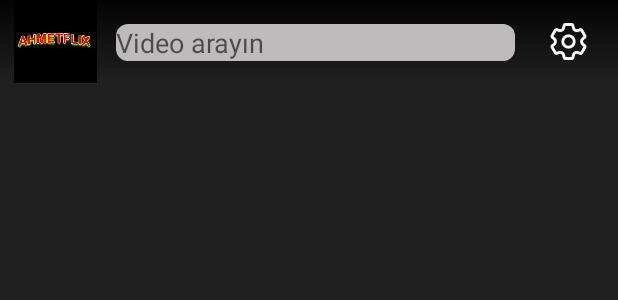
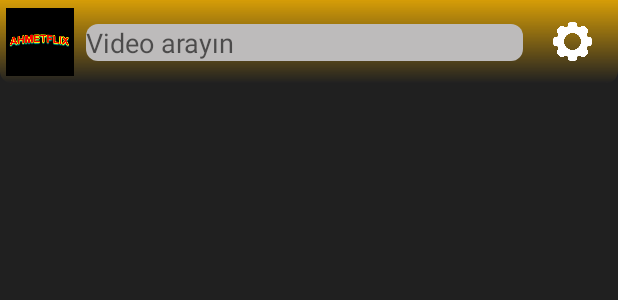
Before and after one commit to 19atlas/AHMETFLIX-kaynak-kodlari, an Android app: the layout activity_main.xml on its own in the app's theme, with its tools: preview values and no code run, on a phone screen of 412 x 824 dp. Shown: the top 300 px of the screen. Run offline under Robolectric (Android 15) with nearby library versions, the phone set to English and light mode, and no system bars.

Commit message:
new uptate to 1.1

```diff
--- a/AHMETFLIX/app/build.gradle
+++ b/AHMETFLIX/app/build.gradle
@@ -12,8 +12,7 @@ android {
         minSdk 24
         targetSdk 32
         versionCode 1
-        versionName "ver:1.0"
-
+        versionName "ver:1.1"
         testInstrumentationRunner "androidx.test.runner.AndroidJUnitRunner"
     }
 
--- a/AHMETFLIX/app/src/main/AndroidManifest.xml
+++ b/AHMETFLIX/app/src/main/AndroidManifest.xml
@@ -1,11 +1,9 @@
 <?xml version="1.0" encoding="utf-8"?>
 <manifest xmlns:android="http://schemas.android.com/apk/res/android"
     package="com.dtw.ahmetflix">
-
     <uses-permission android:name="android.permission.INTERNET" />
     <uses-permission android:name="android.permission.ACCESS_WIFI_STATE" />
     <uses-permission android:name="android.permission.CHANGE_WIFI_MULTICAST_STATE" />
-
     <application
         android:allowBackup="true"
         android:icon="@mipmap/ic_launcher"
@@ -35,5 +33,4 @@
             android:exported="false"
             android:screenOrientation="portrait" />
     </application>
-
 </manifest>
--- a/AHMETFLIX/app/src/main/java/com/dtw/ahmetflix/MainActivity.java
+++ b/AHMETFLIX/app/src/main/java/com/dtw/ahmetflix/MainActivity.java
@@ -1,14 +1,11 @@
 package com.dtw.ahmetflix;
-import androidx.appcompat.app.AppCompatActivity;
-
 import android.content.Intent;
 import android.os.Bundle;
-import android.view.View;
 import android.widget.EditText;
 import android.widget.ImageView;
 import android.widget.Toast;
+import androidx.appcompat.app.AppCompatActivity;
 
-import java.util.Objects;
 public class MainActivity extends AppCompatActivity {
     ImageView settings;
     EditText videobulucu;
@@ -20,6 +17,7 @@ public class MainActivity extends AppCompatActivity {
         setContentView(R.layout.activity_main);
         settings = findViewById(R.id.settings);
         videobulucu = findViewById(R.id.videobulucu);
+        getSupportActionBar().hide();
         settings.setOnClickListener(view -> {
             Intent git = new Intent(MainActivity.this,SettingsActivity.class);
             startActivity(git);
--- a/AHMETFLIX/app/src/main/java/com/dtw/ahmetflix/SignInActivity.java
+++ b/AHMETFLIX/app/src/main/java/com/dtw/ahmetflix/SignInActivity.java
@@ -38,6 +38,7 @@ public class SignInActivity extends AppCompatActivity {
         btnGoogle = findViewById(R.id.btnGoogle);
         ImageViewke = findViewById(R.id.ImageViewke);
         auth = FirebaseAuth.getInstance();
+        getSupportActionBar().hide();
         progressDialog = new ProgressDialog(SignInActivity.this);
         progressDialog.setTitle("AHMETFLIX Hesap Sistemi");
         progressDialog.setMessage("Hesap bulunuyor...");
--- a/AHMETFLIX/app/src/main/java/com/dtw/ahmetflix/SignUpActivity.java
+++ b/AHMETFLIX/app/src/main/java/com/dtw/ahmetflix/SignUpActivity.java
@@ -51,6 +51,7 @@ public class SignUpActivity extends AppCompatActivity {
         analytics = FirebaseAnalytics.getInstance(this);
         database = FirebaseDatabase.getInstance();
         auth = FirebaseAuth.getInstance();
+        getSupportActionBar().hide();
         alertDialog = new AlertDialog.Builder(SignUpActivity.this);
         alertDialog.setTitle("AHMETFLIX Hesap Sistemi");
         alertDialog.setCancelable(false);
--- a/AHMETFLIX/app/src/main/res/drawable/actionbarmain.xml
+++ /dev/null
@@ -1,4 +0,0 @@
-<?xml version="1.0" encoding="utf-8"?>
-<shape xmlns:android="http://schemas.android.com/apk/res/android">
-    <gradient android:angle="250" android:startColor="#E6000000" android:endColor="#63232323"/>
-</shape>
--- /dev/null
+++ b/AHMETFLIX/app/src/main/res/drawable/mainbackgraund.xml
@@ -0,0 +1,5 @@
+<?xml version="1.0" encoding="utf-8"?>
+<shape xmlns:android="http://schemas.android.com/apk/res/android">
+    <gradient android:angle="90" android:startColor="#4D232323" android:endColor="@color/sarım"/>
+    <corners android:bottomLeftRadius="8dp" android:bottomRightRadius="8dp"/>
+</shape>
--- a/AHMETFLIX/app/src/main/res/layout/activity_main.xml
+++ b/AHMETFLIX/app/src/main/res/layout/activity_main.xml
@@ -1,5 +1,5 @@
 <?xml version="1.0" encoding="utf-8"?>
-<LinearLayout xmlns:android="http://schemas.android.com/apk/res/android"
+<androidx.constraintlayout.widget.ConstraintLayout xmlns:android="http://schemas.android.com/apk/res/android"
     xmlns:app="http://schemas.android.com/apk/res-auto"
     xmlns:tools="http://schemas.android.com/tools"
     android:layout_width="match_parent"
@@ -8,40 +8,45 @@
     android:background="@color/blackimsi">
     <LinearLayout
         android:layout_width="match_parent"
-        android:layout_height="?actionBarSize"
-        android:background="@drawable/actionbarmain"
-        android:orientation="horizontal">
+        android:layout_height="wrap_content"
+        android:background="@drawable/mainbackgraund"
+        android:gravity="center_horizontal"
+        android:orientation="horizontal"
+        app:layout_constraintEnd_toEndOf="parent"
+        app:layout_constraintStart_toStartOf="parent"
+        app:layout_constraintTop_toTopOf="parent">
+
         <ImageView
             android:id="@+id/ahmetflix"
-            android:layout_width="65dp"
+            android:layout_width="45dp"
             android:layout_height="55dp"
-            android:src="@drawable/applogo"
-            android:layout_marginStart="4dp"/>
+            android:layout_marginStart="4dp"
+            android:src="@drawable/applogo" />
+
         <EditText
             android:id="@+id/videobulucu"
-            android:layout_width="0dp"
+            android:layout_width="match_parent"
             android:layout_height="wrap_content"
+            android:layout_marginStart="8dp"
+            android:layout_marginTop="16dp"
+            android:layout_marginEnd="8dp"
             android:layout_weight="1"
             android:background="@drawable/mainarayici"
-            android:layout_marginTop="16dp"
-            android:textCursorDrawable="@color/sapsaro"
-            android:layout_marginStart="8dp"
-            android:layout_marginEnd="8dp"
+            android:clickable="true"
             android:ems="10"
+            android:focusable="true"
+            android:hint="@string/video_aray_n"
+            android:inputType="textPersonName"
+            android:textCursorDrawable="@color/sapsaro" />
+
+        <ImageView
+            android:id="@+id/settings"
+            android:layout_width="50dp"
+            android:layout_height="55dp"
+            android:layout_marginEnd="5dp"
             android:clickable="true"
             android:focusable="true"
-            android:inputType="textPersonName"
-            android:hint="@string/video_aray_n" />
-        <ImageView
-            android:id="@+id/settings"
-            android:layout_width="55dp"
-            android:layout_height="55dp"
-            android:clickable="true"
-            android:focusable="true"
-            android:padding="15dp"
-            android:src="@drawable/setting"
-            android:layout_marginEnd="5dp"
-            app:tint="@color/white" />
+            android:padding="12dp"
+            android:src="@drawable/settings" />
     </LinearLayout>
-
-</LinearLayout>
+</androidx.constraintlayout.widget.ConstraintLayout>
--- a/AHMETFLIX/app/src/main/res/layout/activity_settings.xml
+++ b/AHMETFLIX/app/src/main/res/layout/activity_settings.xml
@@ -5,5 +5,4 @@
     android:layout_height="match_parent"
     tools:context=".SettingsActivity"
     android:background="@color/koyvarımsı">
-
 </LinearLayout>
--- a/AHMETFLIX/app/src/main/res/layout/activity_sign_up.xml
+++ b/AHMETFLIX/app/src/main/res/layout/activity_sign_up.xml
@@ -29,7 +29,7 @@
             android:layout_width="wrap_content"
             android:layout_height="match_parent"
             android:text="Sınırsız içerik dünyasına hoş geldiniz👋"
-            android:textSize="17sp"
+            android:textSize="18sp"
             android:gravity="center"
             android:textColor="@color/white"
             android:layout_marginBottom="12dp"/>
--- a/AHMETFLIX/app/src/main/res/values-night/themes.xml
+++ b/AHMETFLIX/app/src/main/res/values-night/themes.xml
@@ -1,11 +1,11 @@
 <resources xmlns:tools="http://schemas.android.com/tools">
-    <style name="Theme.AHMETFLIX" parent="Theme.MaterialComponents.DayNight.NoActionBar">
+    <style name="Theme.AHMETFLIX" parent="Theme.MaterialComponents.DayNight.DarkActionBar">
         <item name="colorPrimary">@color/koyusarım</item>
         <item name="colorPrimaryVariant">@color/koyusarımkoyu</item>
         <item name="colorOnPrimary">@color/black</item>
         <item name="colorSecondary">@color/koyusarım</item>
         <item name="colorSecondaryVariant">@color/koyusarımkoyu</item>
         <item name="colorOnSecondary">@color/black</item>
-        <item name="android:statusBarColor" tools:targetApi="l">?attr/colorPrimaryVariant</item>
+        <item name="android:statusBarColor" tools:targetApi="l">@color/sarım</item>
     </style>
 </resources>
--- a/AHMETFLIX/app/src/main/res/values/themes.xml
+++ b/AHMETFLIX/app/src/main/res/values/themes.xml
@@ -1,11 +1,11 @@
 <resources xmlns:tools="http://schemas.android.com/tools">
-    <style name="Theme.AHMETFLIX" parent="Theme.MaterialComponents.Light.NoActionBar">
+    <style name="Theme.AHMETFLIX" parent="Theme.MaterialComponents.DayNight.DarkActionBar">
         <item name="colorPrimary">@color/sarım</item>
         <item name="colorPrimaryVariant">@color/koyusarım</item>
         <item name="colorOnPrimary">@color/white</item>
         <item name="colorSecondary">@color/sarım</item>
         <item name="colorSecondaryVariant">@color/koyusarım</item>
         <item name="colorOnSecondary">@color/black</item>
-        <item name="android:statusBarColor" tools:targetApi="l">@color/black</item>
+        <item name="android:statusBarColor" tools:targetApi="l">@color/sarım</item>
     </style>
 </resources>
--- a/AHMETFLIX/build.gradle
+++ b/AHMETFLIX/build.gradle
@@ -1,13 +1,13 @@
 buildscript {
     dependencies {
         classpath 'com.google.gms:google-services:4.3.10'
-        classpath 'com.android.tools.build:gradle:3.4.0'
+        classpath 'com.android.tools.build:gradle:7.1.2'
         classpath 'com.google.firebase:firebase-crashlytics-gradle:2.8.1'
     }
 }// Top-level build file where you can add configuration options common to all sub-projects/modules.
 plugins {
-    id 'com.android.application' version '7.1.1' apply false
-    id 'com.android.library' version '7.1.1' apply false
+    id 'com.android.application' version '7.1.2' apply false
+    id 'com.android.library' version '7.1.2' apply false
 }
 
 task clean(type: Delete) {
```
Also changed, not shown: AHMETFLIX/app/src/main/java/com/dtw/ahmetflix/model/BannerMovies.java (added, +38 -0 lines), AHMETFLIX/app/src/main/res/drawable/nicewallpaper.xml (deleted, +0 -8 lines), AHMETFLIX/app/src/main/res/drawable/setting.png (deleted), AHMETFLIX/app/src/main/res/drawable/settings.png (added).
